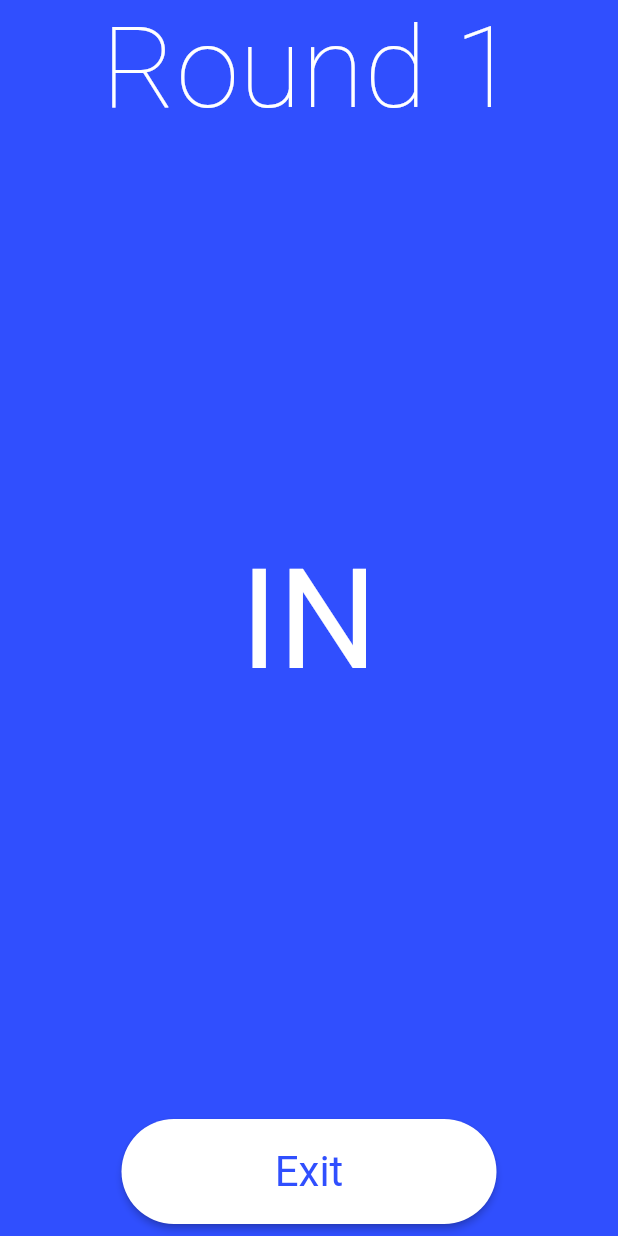
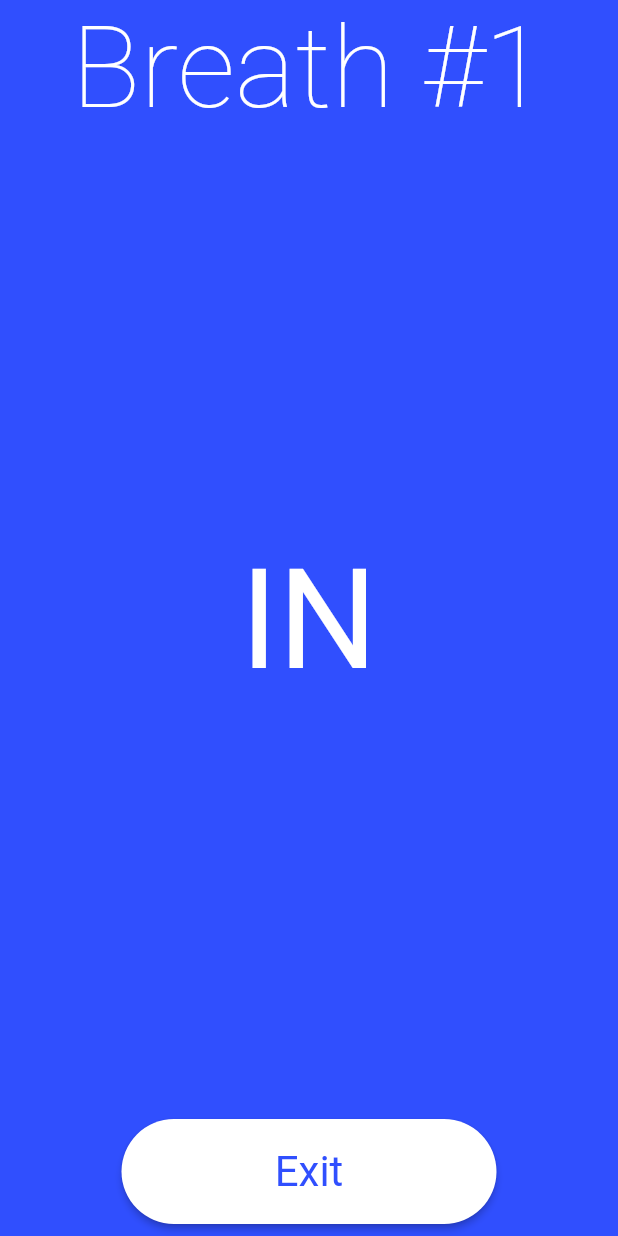
Before and after one commit to Janzi14/breathing_trainer, a Flutter app: the screen it shows after launch, after a tap on "Start Session", on a phone screen of 412 x 824 dp. Run offline on Flutter 3.47's test engine with Material 2 defaults, Android fonts, the phone set to English and light mode, and no system bars.

Commit message:
simplify breathing inputs

```diff
--- a/lib/data/input_controller.dart
+++ b/lib/data/input_controller.dart
@@ -2,7 +2,6 @@ import 'package:flutter/material.dart';
 
 final TextEditingController breathController =
     TextEditingController(text: '40');
-final TextEditingController roundController = TextEditingController(text: '4');
 final TextEditingController inhaleController = TextEditingController(text: '2');
 final TextEditingController exhaleController = TextEditingController(text: '2');
 final TextEditingController inhaleHoldController =
--- a/lib/routes/breathing.dart
+++ b/lib/routes/breathing.dart
@@ -11,8 +11,6 @@ class BreathingRoute extends StatefulWidget {
 
 class _BreathingRouteState extends State<BreathingRoute>
     with SingleTickerProviderStateMixin {
-  int round = 1;
-  int breath = 1;
 
   @override
   void initState() {
@@ -29,7 +27,7 @@ class _BreathingRouteState extends State<BreathingRoute>
     BreathingAnimation.textController.addListener(
       () {
         setState(() {
-          BreathingAnimation.smallTextSTyle =
+          BreathingAnimation.smallTextStyle =
               BreathingAnimation.bigTextStyle.value;
         });
       },
@@ -54,7 +52,7 @@ class _BreathingRouteState extends State<BreathingRoute>
           children: [
             SafeArea(
               child: Text(
-                'Round $round',
+                'Breath #${BreathingAnimation.breathCount}',
                 style: Theme.of(context).textTheme.titleSmall,
               ),
             ),
@@ -64,7 +62,7 @@ class _BreathingRouteState extends State<BreathingRoute>
                   : BreathingAnimation.isInhale
                       ? 'IN'
                       : 'OUT',
-              style: BreathingAnimation.smallTextSTyle,
+              style: BreathingAnimation.smallTextStyle,
             ),
             Padding(
               padding: const EdgeInsets.all(8.0),
--- a/lib/widgets/animation.dart
+++ b/lib/widgets/animation.dart
@@ -23,6 +23,7 @@ extension on AnimationController {
           Duration(seconds: int.parse(exhaleHoldController.text)),
           () {
             if (++count < times) {
+              BreathingAnimation.breathCount = count + 1;
               BreathingAnimation.isInhale = true;
               BreathingAnimation.isHold = false;
               forward();
@@ -37,15 +38,16 @@ extension on AnimationController {
 class BreathingAnimation {
   static bool isInhale = true;
   static bool isHold = false;
+  static int breathCount = 1;
 
   static late AnimationController textController;
-  static TextStyle smallTextSTyle = const TextStyle(fontSize: 60.0);
+  static TextStyle smallTextStyle = const TextStyle(fontSize: 60.0);
   static late Animation<TextStyle> bigTextStyle;
 
   static void runAnimation(int times) {
     bigTextStyle = textController.drive(
       TextStyleTween(
-        begin: smallTextSTyle,
+        begin: smallTextStyle,
         end: const TextStyle(fontSize: 120.0),
       ),
     );
--- a/lib/widgets/breathing_config_form.dart
+++ b/lib/widgets/breathing_config_form.dart
@@ -25,12 +25,8 @@ class _BreathingConfigFormState extends State<BreathingConfigForm> {
               mainAxisAlignment: MainAxisAlignment.spaceEvenly,
               children: [
                 NumberInputField(
-                  labelText: 'Breaths per round',
+                  labelText: 'Number of Breaths',
                   controller: breathController,
-                ),
-                NumberInputField(
-                  labelText: 'Number of rounds',
-                  controller: roundController,
                 ),
               ],
             ),
```
